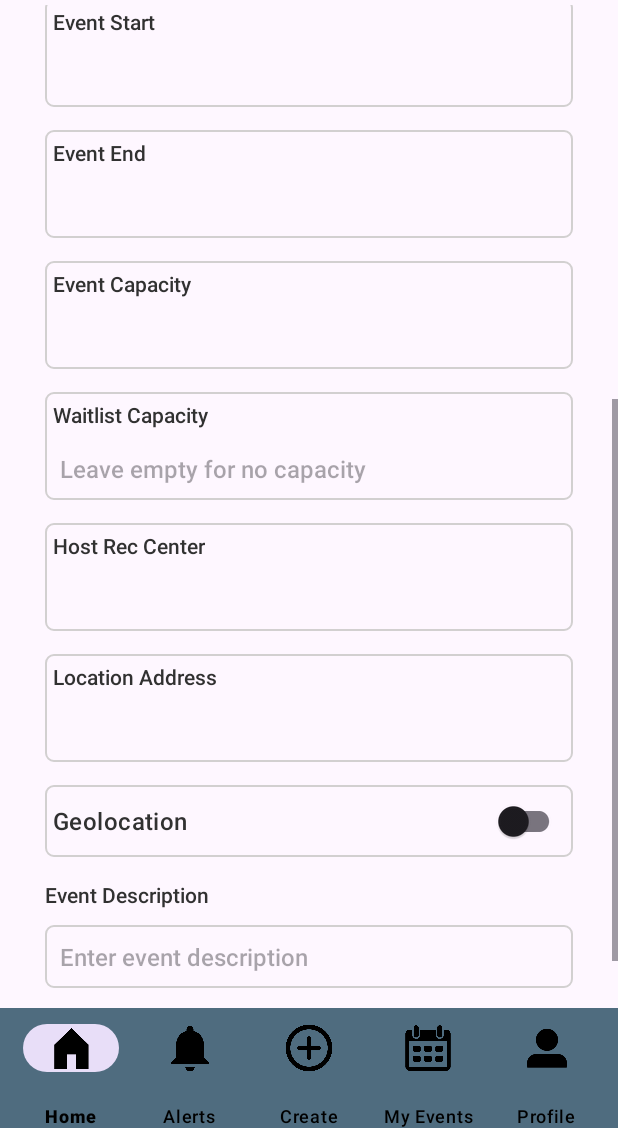
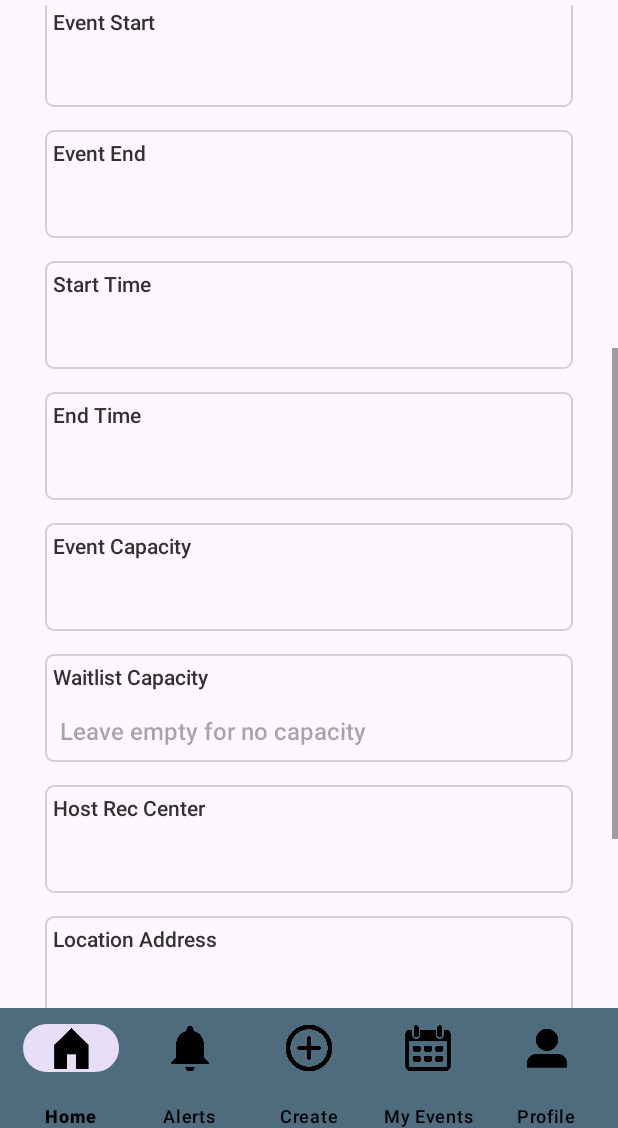
Before and after one commit to CMPUT301F25sleepy/sleepy-connect, an Android app: the fragment CreateEventFragment placed in its activity, scrolled down 471 dp, on a phone screen of 412 x 824 dp, the part 108-1236 px from its top. Run offline under Robolectric (Android 15) with nearby library versions, the phone set to English and light mode, and no system bars; pictures from the network do not load; Roboto replaces fonts that are not available here.

Commit message:
implement image picker and date picker for CreateEventFragment, update fragment_edit_event

```diff
--- a/app/src/main/java/com/example/sleepy_connect/eventdetails/CreateEventFragment.java
+++ b/app/src/main/java/com/example/sleepy_connect/eventdetails/CreateEventFragment.java
@@ -2,6 +2,7 @@ package com.example.sleepy_connect.eventdetails;
 
 import static androidx.core.content.res.ResourcesCompat.getDrawable;
 
+import android.app.DatePickerDialog;
 import android.content.Intent;
 import android.net.Uri;
 import android.os.Bundle;
@@ -22,6 +23,7 @@ import android.view.View;
 import android.view.ViewGroup;
 import android.widget.Button;
 import android.widget.CompoundButton;
+import android.widget.DatePicker;
 import android.widget.EditText;
 import android.widget.ImageView;
 import android.widget.TextView;
@@ -29,6 +31,10 @@ import android.widget.TextView;
 import com.example.sleepy_connect.R;
 
 import java.net.URI;
+import java.text.SimpleDateFormat;
+import java.util.Calendar;
+import java.util.Locale;
+import java.util.Objects;
 
 /**
  * Fragment class for creating new events
@@ -37,9 +43,11 @@ import java.net.URI;
 public class CreateEventFragment extends Fragment {
 
     private static final String UID = "uid"; // to be updated
-    private String uid;
+    private int uid;
     private boolean geolocationOn = false;
     private Uri posterUri = null;
+    private ImageView ivPoster;
+    SimpleDateFormat format = new SimpleDateFormat("EEE MMM d, y", Locale.getDefault());
 
     // Registers a photo picker activity launcher in single-select mode.
     ActivityResultLauncher<PickVisualMediaRequest> pickMedia =
@@ -47,15 +55,18 @@ public class CreateEventFragment extends Fragment {
                 // Callback is invoked after the user selects a media item or closes the photo picker.
                 if (uri != null) {
                     Log.d("PhotoPicker", "Selected URI: " + uri);
+
+                    // record uri, load new image on imageview
                     posterUri = uri;
+                    ivPoster.setImageURI(uri);
+
                 } else {
                     Log.d("PhotoPicker", "No media selected");
                 }
             });
 
-    public CreateEventFragment() {
-        // Required empty public constructor
-    }
+    // Required empty public constructor
+    public CreateEventFragment() {}
 
     /**
      * Factory method to create a new instance of
@@ -78,7 +89,7 @@ public class CreateEventFragment extends Fragment {
 
         // retrieve parameters
         if (getArguments() != null) {
-            uid = getArguments().getString(UID);
+            uid = getArguments().getInt(UID);
         }
     }
 
@@ -96,19 +107,19 @@ public class CreateEventFragment extends Fragment {
         // initiate view listeners
 
         ConstraintLayout regStart = view.findViewById(R.id.edit_reg_start_button);
-        regStart.setOnClickListener(v -> updateDateTime(v, R.id.edit_reg_start_date, R.id.edit_reg_start_time));
+        regStart.setOnClickListener(v -> updateDateTime(v, R.id.edit_reg_start_date));
 
         ConstraintLayout regEnd = view.findViewById(R.id.edit_reg_end_button);
-        regEnd.setOnClickListener(v -> updateDateTime(v, R.id.edit_reg_end_date, R.id.edit_reg_end_time));
+        regEnd.setOnClickListener(v -> updateDateTime(v, R.id.edit_reg_end_date));
 
         ConstraintLayout eventStart = view.findViewById(R.id.edit_event_start_button);
-        eventStart.setOnClickListener(v -> updateDateTime(v, R.id.edit_event_start_date, R.id.edit_event_start_time));
+        eventStart.setOnClickListener(v -> updateDateTime(v, R.id.edit_event_start_date));
 
         ConstraintLayout eventEnd = view.findViewById(R.id.edit_event_end_button);
-        eventEnd.setOnClickListener(v -> updateDateTime(v, R.id.edit_event_end_date, R.id.edit_event_end_time));
+        eventEnd.setOnClickListener(v -> updateDateTime(v, R.id.edit_event_end_date));
 
-        ImageView poster = view.findViewById(R.id.edit_event_poster);
-        poster.setOnClickListener(new View.OnClickListener() {
+        ivPoster = view.findViewById(R.id.edit_event_poster);
+        ivPoster.setOnClickListener(new View.OnClickListener() {
             @Override
             public void onClick(View v) {
 
@@ -126,27 +137,23 @@ public class CreateEventFragment extends Fragment {
             geolocationOn = isChecked;
         });
 
-        Button saveBtn = view.findViewById(R.id.event_confirm_edit_button);
+        TextView saveBtn = view.findViewById(R.id.event_confirm_edit_button);
         saveBtn.setOnClickListener(v -> {
 
             // link views
-            EditText title = view.findViewById(R.id.edit_event_title);
-            EditText eventCapacity = view.findViewById(R.id.edit_event_capacity_value);
-            EditText waitlistCapacity = view.findViewById(R.id.edit_waitlist_capacity_value);
-            EditText recCenter = view.findViewById(R.id.edit_host_rec_center_text);
-            EditText address = view.findViewById(R.id.edit_host_address_text);
-            EditText description = view.findViewById(R.id.edit_event_descr_text);
-            TextView regStartDate = view.findViewById(R.id.edit_reg_start_date);
-            TextView regStartTime = view.findViewById(R.id.edit_reg_start_time);
-            TextView regEndDate = view.findViewById(R.id.edit_reg_end_date);
-            TextView regEndTime = view.findViewById(R.id.edit_reg_end_time);
-            TextView eventStartDate = view.findViewById(R.id.edit_event_start_date);
-            TextView eventStartTime = view.findViewById(R.id.edit_event_start_time);
-            TextView eventEndDate = view.findViewById(R.id.edit_event_end_date);
-            TextView eventEndTime = view.findViewById(R.id.edit_event_end_time);
+            EditText etTitle = view.findViewById(R.id.edit_event_title);
+            EditText etEventCapacity = view.findViewById(R.id.edit_event_capacity_value);
+            EditText etWaitlistCapacity = view.findViewById(R.id.edit_waitlist_capacity_value);
+            EditText etRecCenter = view.findViewById(R.id.edit_host_rec_center_text);
+            EditText etAddress = view.findViewById(R.id.edit_host_address_text);
+            EditText etDescription = view.findViewById(R.id.edit_event_descr_text);
+
+            TextView tvRegStartDate = view.findViewById(R.id.edit_reg_start_date);
+            TextView tvRegEndDate = view.findViewById(R.id.edit_reg_end_date);
+            TextView tvEventStartDate = view.findViewById(R.id.edit_event_start_date);
 
             // check if mandatory fields are set and set their backgrounds if not
-            if (!mandatoryFieldsFilled(title, eventCapacity, recCenter, address, regStartDate, regEndDate, eventStartDate)) {
+            if (!mandatoryFieldsFilled(etTitle, etEventCapacity, etRecCenter, etAddress, tvRegStartDate, tvRegEndDate, tvEventStartDate)) {
                 return;
             }
 
@@ -157,18 +164,33 @@ public class CreateEventFragment extends Fragment {
 
     /**
      *
-     * @param view
+     * @param rootView
      * @param dateViewId
-     * @param timeViewId
      */
-    public void updateDateTime(View view, int dateViewId, int timeViewId) {
+    public void updateDateTime(View rootView, int dateViewId) {
 
-        // TODO: open date time picker activity and get date and time
+        // open date picker
+        Calendar today = Calendar.getInstance();
+        DatePickerDialog datePickerDialog = new DatePickerDialog(
+                requireContext(),
+                (view, year, month, dayOfMonth) -> {
 
-        // TODO: update event_end date and time
-        TextView dateView = view.findViewById(dateViewId);
-        TextView timeView = view.findViewById(timeViewId);
+                    // get selected date
+                    Calendar date = Calendar.getInstance();
+                    date.set(year, month, dayOfMonth);
+                    String dateString = format.format(date.getTime());
 
+                    // update textview
+                    TextView tv = rootView.findViewById(dateViewId);
+                    tv.setText(dateString);
+                },
+                today.get(Calendar.YEAR),
+                today.get(Calendar.MONTH),
+                today.get(Calendar.DAY_OF_MONTH)
+        );
+
+        // show date picker dialog
+        datePickerDialog.show();
     }
 
     /**
--- a/app/src/main/res/layout/fragment_edit_event.xml
+++ b/app/src/main/res/layout/fragment_edit_event.xml
@@ -41,7 +41,7 @@
             android:layout_marginTop="10dp"
             android:fontFamily="@font/roboto_medium"
             android:text="@string/error_create_event"
-            android:textAlignment="center"
+            android:textAlignment="viewStart"
             android:textColor="@color/error_text"
             android:visibility="gone"
             app:layout_constraintEnd_toStartOf="@+id/right_guideline"
@@ -84,6 +84,7 @@
                 android:text="@string/label_reg_starts"
                 android:textColor="@color/text_dark"
                 android:textSize="14sp"
+                app:layout_constraintBottom_toTopOf="@+id/edit_reg_start_date"
                 app:layout_constraintEnd_toEndOf="parent"
                 app:layout_constraintHorizontal_bias="0.0"
                 app:layout_constraintStart_toStartOf="parent"
@@ -99,24 +100,9 @@
                 android:textColor="@color/text_dark"
                 android:textSize="16sp"
                 app:layout_constraintBottom_toBottomOf="parent"
-                app:layout_constraintEnd_toStartOf="@+id/edit_reg_start_time"
+                app:layout_constraintEnd_toEndOf="parent"
                 app:layout_constraintHorizontal_bias="0.5"
                 app:layout_constraintStart_toStartOf="parent"
-                app:layout_constraintTop_toBottomOf="@+id/edit_reg_start_label" />
-
-            <TextView
-                android:id="@+id/edit_reg_start_time"
-                android:layout_width="0dp"
-                android:layout_height="wrap_content"
-                android:fontFamily="@font/roboto_medium"
-                android:padding="10dp"
-                android:textAlignment="viewStart"
-                android:textColor="@color/text_dark"
-                android:textSize="16sp"
-                app:layout_constraintBottom_toBottomOf="parent"
-                app:layout_constraintEnd_toEndOf="parent"
-                app:layout_constraintHorizontal_bias="0.5"
-                app:layout_constraintStart_toEndOf="@+id/edit_reg_start_date"
                 app:layout_constraintTop_toBottomOf="@+id/edit_reg_start_label" />
 
         </androidx.constraintlayout.widget.ConstraintLayout>
@@ -150,30 +136,14 @@
                 android:id="@+id/edit_reg_end_date"
                 android:layout_width="0dp"
                 android:layout_height="wrap_content"
-                android:padding="10dp"
-                android:fontFamily="@font/roboto_medium"
-                android:textAlignment="viewStart"
-                android:textSize="16sp"
-                android:textColor="@color/text_dark"
-                app:layout_constraintBottom_toBottomOf="parent"
-                app:layout_constraintEnd_toStartOf="@+id/edit_reg_end_time"
-                app:layout_constraintHorizontal_bias="0.5"
-                app:layout_constraintStart_toStartOf="parent"
-                app:layout_constraintTop_toBottomOf="@+id/edit_reg_end_label" />
-
-            <TextView
-                android:id="@+id/edit_reg_end_time"
-                android:layout_width="0dp"
-                android:layout_height="wrap_content"
                 android:fontFamily="@font/roboto_medium"
                 android:padding="10dp"
                 android:textAlignment="viewStart"
+                android:textColor="@color/text_dark"
                 android:textSize="16sp"
-                android:textColor="@color/text_dark"
                 app:layout_constraintBottom_toBottomOf="parent"
                 app:layout_constraintEnd_toEndOf="parent"
-                app:layout_constraintHorizontal_bias="0.5"
-                app:layout_constraintStart_toEndOf="@+id/edit_reg_end_date"
+                app:layout_constraintStart_toStartOf="parent"
                 app:layout_constraintTop_toBottomOf="@+id/edit_reg_end_label" />
 
         </androidx.constraintlayout.widget.ConstraintLayout>
@@ -207,30 +177,14 @@
                 android:id="@+id/edit_event_start_date"
                 android:layout_width="0dp"
                 android:layout_height="wrap_content"
-                android:padding="10dp"
-                android:fontFamily="@font/roboto_medium"
-                android:textAlignment="viewStart"
-                android:textSize="16sp"
-                android:textColor="@color/text_dark"
-                app:layout_constraintBottom_toBottomOf="parent"
-                app:layout_constraintEnd_toStartOf="@+id/edit_event_start_time"
-                app:layout_constraintHorizontal_bias="0.5"
-                app:layout_constraintStart_toStartOf="parent"
-                app:layout_constraintTop_toBottomOf="@+id/edit_event_start_label" />
-
-            <TextView
-                android:id="@+id/edit_event_start_time"
-                android:layout_width="0dp"
-                android:layout_height="wrap_content"
                 android:fontFamily="@font/roboto_medium"
                 android:padding="10dp"
                 android:textAlignment="viewStart"
+                android:textColor="@color/text_dark"
                 android:textSize="16sp"
-                android:textColor="@color/text_dark"
                 app:layout_constraintBottom_toBottomOf="parent"
                 app:layout_constraintEnd_toEndOf="parent"
-                app:layout_constraintHorizontal_bias="0.5"
-                app:layout_constraintStart_toEndOf="@+id/edit_event_start_date"
+                app:layout_constraintStart_toStartOf="parent"
                 app:layout_constraintTop_toBottomOf="@+id/edit_event_start_label" />
 
         </androidx.constraintlayout.widget.ConstraintLayout>
@@ -264,31 +218,97 @@
                 android:id="@+id/edit_event_end_date"
                 android:layout_width="0dp"
                 android:layout_height="wrap_content"
+                android:fontFamily="@font/roboto_medium"
                 android:padding="10dp"
-                android:fontFamily="@font/roboto_medium"
                 android:textAlignment="viewStart"
+                android:textColor="@color/text_dark"
                 android:textSize="16sp"
-                android:textColor="@color/text_dark"
                 app:layout_constraintBottom_toBottomOf="parent"
-                app:layout_constraintEnd_toStartOf="@+id/edit_event_end_time"
-                app:layout_constraintHorizontal_bias="0.5"
+                app:layout_constraintEnd_toEndOf="parent"
                 app:layout_constraintStart_toStartOf="parent"
                 app:layout_constraintTop_toBottomOf="@+id/edit_event_end_label" />
 
+        </androidx.constraintlayout.widget.ConstraintLayout>
+
+        <androidx.constraintlayout.widget.ConstraintLayout
+            android:id="@+id/edit_event_time_start_button"
+            android:layout_width="0dp"
+            android:layout_height="match_parent"
+            android:layout_marginTop="15dp"
+            android:background="@drawable/light_text_border"
+            app:layout_constraintEnd_toStartOf="@+id/right_guideline"
+            app:layout_constraintStart_toStartOf="@+id/left_guideline"
+            app:layout_constraintTop_toBottomOf="@+id/edit_event_end_button">
+
             <TextView
-                android:id="@+id/edit_event_end_time"
+                android:id="@+id/edit_event_time_start_label"
+                android:layout_width="wrap_content"
+                android:layout_height="wrap_content"
+                android:fontFamily="@font/roboto_medium"
+                android:padding="5dp"
+                android:text="@string/label_event_time_start"
+                android:textColor="@color/text_dark"
+                android:textSize="14sp"
+                app:layout_constraintBottom_toTopOf="@+id/edit_event_time_start_time"
+                app:layout_constraintEnd_toEndOf="parent"
+                app:layout_constraintHorizontal_bias="0.0"
+                app:layout_constraintStart_toStartOf="parent"
+                app:layout_constraintTop_toTopOf="parent" />
+
+            <TextView
+                android:id="@+id/edit_event_time_start_time"
                 android:layout_width="0dp"
                 android:layout_height="wrap_content"
                 android:fontFamily="@font/roboto_medium"
                 android:padding="10dp"
                 android:textAlignment="viewStart"
+                android:textColor="@color/text_dark"
                 android:textSize="16sp"
-                android:textColor="@color/text_dark"
                 app:layout_constraintBottom_toBottomOf="parent"
                 app:layout_constraintEnd_toEndOf="parent"
-                app:layout_constraintHorizontal_bias="0.5"
-                app:layout_constraintStart_toEndOf="@+id/edit_event_end_date"
-                app:layout_constraintTop_toBottomOf="@+id/edit_event_end_label" />
+                app:layout_constraintStart_toStartOf="parent"
+                app:layout_constraintTop_toBottomOf="@+id/edit_event_time_start_label" />
+
+        </androidx.constraintlayout.widget.ConstraintLayout>
+
+        <androidx.constraintlayout.widget.ConstraintLayout
+            android:id="@+id/edit_event_time_end_button"
+            android:layout_width="0dp"
+            android:layout_height="match_parent"
+            android:layout_marginTop="15dp"
+            android:background="@drawable/light_text_border"
+            app:layout_constraintEnd_toStartOf="@+id/right_guideline"
+            app:layout_constraintStart_toStartOf="@+id/left_guideline"
+            app:layout_constraintTop_toBottomOf="@+id/edit_event_time_start_button">
+
+            <TextView
+                android:id="@+id/edit_event_time_end_label"
+                android:layout_width="wrap_content"
+                android:layout_height="wrap_content"
+                android:fontFamily="@font/roboto_medium"
+                android:padding="5dp"
+                android:text="@string/label_event_time_end"
+                android:textColor="@color/text_dark"
+                android:textSize="14sp"
+                app:layout_constraintBottom_toTopOf="@+id/edit_event_time_end_time"
+                app:layout_constraintEnd_toEndOf="parent"
+                app:layout_constraintHorizontal_bias="0.0"
+                app:layout_constraintStart_toStartOf="parent"
+                app:layout_constraintTop_toTopOf="parent" />
+
+            <TextView
+                android:id="@+id/edit_event_time_end_time"
+                android:layout_width="0dp"
+                android:layout_height="wrap_content"
+                android:fontFamily="@font/roboto_medium"
+                android:padding="10dp"
+                android:textAlignment="viewStart"
+                android:textColor="@color/text_dark"
+                android:textSize="16sp"
+                app:layout_constraintBottom_toBottomOf="parent"
+                app:layout_constraintEnd_toEndOf="parent"
+                app:layout_constraintStart_toStartOf="parent"
+                app:layout_constraintTop_toBottomOf="@+id/edit_event_time_end_label" />
 
         </androidx.constraintlayout.widget.ConstraintLayout>
 
@@ -300,7 +320,7 @@
             android:background="@drawable/light_text_border"
             app:layout_constraintEnd_toStartOf="@+id/right_guideline"
             app:layout_constraintStart_toStartOf="@+id/left_guideline"
-            app:layout_constraintTop_toBottomOf="@+id/edit_event_end_button">
+            app:layout_constraintTop_toBottomOf="@+id/edit_event_time_end_button">
 
             <TextView
                 android:id="@+id/edit_event_capacity_label"
--- a/app/src/main/res/values/strings.xml
+++ b/app/src/main/res/values/strings.xml
@@ -17,6 +17,8 @@
     <string name="label_event_capacity">Event Capacity</string>
     <string name="label_description">Event Description</string>
     <string name="label_save_changes">Save Changes</string>
+    <string name="label_event_time_start">Start Time</string>
+    <string name="label_event_time_end">End Time</string>
 
     <string name="error_create_event">Error: Highlighted fields must be filled</string>
 
```
